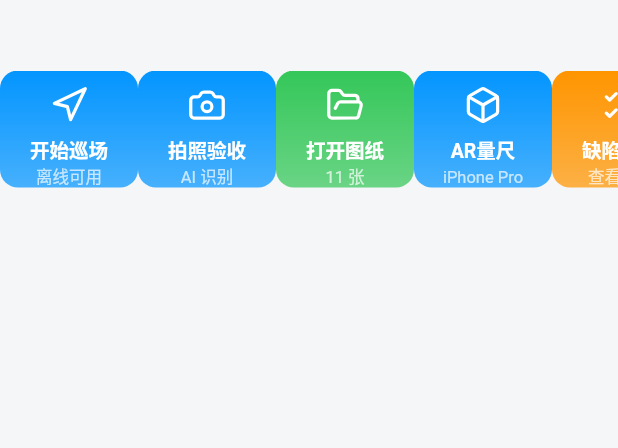
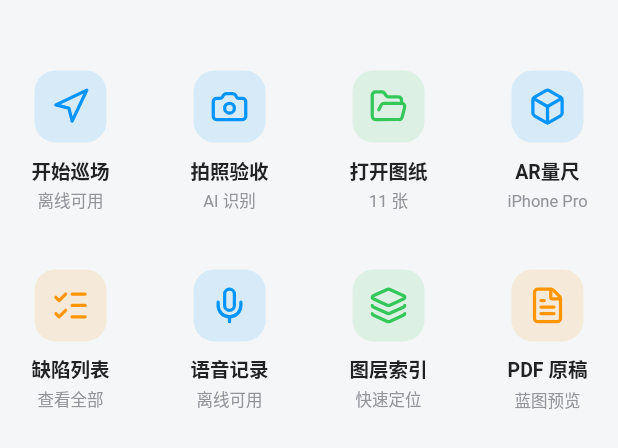
Before and after one commit to linxinquan/site-patrol, a Flutter app: the _QuickActions widget shown alone on an empty page, opened directly, on a phone screen of 412 x 824 dp. Shown: the top 448 px of the screen. Run offline on Flutter 3.47's test engine with Material 3 defaults, Android fonts, the phone set to English and light mode, and no system bars; our stand-ins replace flutter_riverpod, flutter_secure_storage, go_router, hive, hive_flutter, image_picker and 2 more; missing offline and left inert: app_settings, dart:html, flutter_mingcute; accounts and stored records are empty; network calls fail.

Commit message:
feat(home): 快捷操作改为 4x2 网格布局，移除横向滑动

```diff
--- a/lib/features/home/home_page.dart
+++ b/lib/features/home/home_page.dart
@@ -122,7 +122,7 @@ class HomePage extends ConsumerWidget {
           ),
           const SizedBox(height: AppTokens.space3), // 项目指标 → 快捷操作 间距 12
 
-          // —— 快捷操作（横向滑动，每张卡更紧凑）——
+          // —— 快捷操作（4×2 网格，自适应屏宽，不横向滑动）——
           floors.maybeWhen(
             data: (fs) => _QuickActions(floors: fs),
             orElse: () => const _QuickActions(floors: _mockDataFloors),
@@ -686,23 +686,19 @@ DateTime _prevNodeStart(List<Milestone> ms, int currentIdx) {
   return prev ?? DateTime(2020, 1, 1);
 }
 
-// ==================== 快捷操作（横向滑动，更紧凑） ====================
+// ==================== 快捷操作（4×2 网格，自适应屏宽，不横向滑动） ====================
 class _QuickActions extends ConsumerWidget {
   final List<Floor> floors;
   const _QuickActions({required this.floors});
 
   @override
-  Widget build(BuildContext context, WidgetRef ref) => SizedBox(
-        height: 78,
-        child: ScrollConfiguration(
-          // 让鼠标也能拖拽 / 滚轮横向滚动（Web 默认仅触摸可滚）
-          behavior: _MouseDragScrollBehavior(),
-          child: SingleChildScrollView(
-            scrollDirection: Axis.horizontal,
-            physics: const BouncingScrollPhysics(),
-            padding: EdgeInsets.zero,
-            child: Row(
-              crossAxisAlignment: CrossAxisAlignment.stretch,
+  Widget build(BuildContext context, WidgetRef ref) => GridView.count(
+        shrinkWrap: true,
+        physics: const NeverScrollableScrollPhysics(),
+        crossAxisCount: 4,
+        crossAxisSpacing: 12,
+        mainAxisSpacing: 18,
+        childAspectRatio: 0.82,
         children: [
           _QuickCard(
             icon: LucideIcons.navigation,
@@ -794,9 +790,6 @@ class _QuickActions extends ConsumerWidget {
             onTap: () => context.push('/blueprint'),
           ),
         ],
-            ),
-          ),
-        ),
       );
 }
 
@@ -815,27 +808,23 @@ class _QuickCard extends StatelessWidget {
   });
 
   @override
-  Widget build(BuildContext context) => SizedBox(
-        width: 92,
-        child: InkWell(
+  Widget build(BuildContext context) => InkWell(
         onTap: onTap,
         borderRadius: BorderRadius.circular(12),
-          child: Container(
-            height: 78,
-            padding: const EdgeInsets.all(10),
+        child: Column(
+          mainAxisAlignment: MainAxisAlignment.start,
+          children: [
+            Container(
+              width: 48,
+              height: 48,
+              alignment: Alignment.center,
               decoration: BoxDecoration(
-              gradient: LinearGradient(
-                begin: Alignment.topCenter,
-                end: Alignment.bottomCenter,
-                colors: [tint, tint.withValues(alpha: 0.72)],
-              ),
-              borderRadius: BorderRadius.circular(12),
-            ),
-            child: Column(
-              mainAxisAlignment: MainAxisAlignment.center,
-              children: [
-                Icon(icon, size: 26, color: Colors.white),
-                const SizedBox(height: 6),
+                color: tint.withValues(alpha: 0.12),
+                borderRadius: BorderRadius.circular(14),
+              ),
+              child: Icon(icon, size: 26, color: tint),
+            ),
+            const SizedBox(height: 8),
             Text(
               title,
               textAlign: TextAlign.center,
@@ -843,26 +832,25 @@ class _QuickCard extends StatelessWidget {
               overflow: TextOverflow.ellipsis,
               style: const TextStyle(
                 fontSize: 13,
-                    fontWeight: FontWeight.w700,
+                fontWeight: FontWeight.w600,
                 height: 20 / 13,
-                    color: Colors.white,
-                  ),
-                ),
+                color: AppTokens.fg,
+              ),
+            ),
+            const SizedBox(height: 2),
             Text(
               subtitle,
               textAlign: TextAlign.center,
               maxLines: 1,
               overflow: TextOverflow.ellipsis,
-                  style: TextStyle(
+              style: const TextStyle(
                 fontSize: 11,
                 fontWeight: FontWeight.w400,
                 height: 16 / 11,
-                    color: Colors.white.withValues(alpha: 0.7),
-                  ),
-                ),
-              ],
-            ),
-          ),
+                color: AppTokens.muted,
+              ),
+            ),
+          ],
         ),
       );
 }
```
Lines whose indentation alone changed are shown as unchanged.
